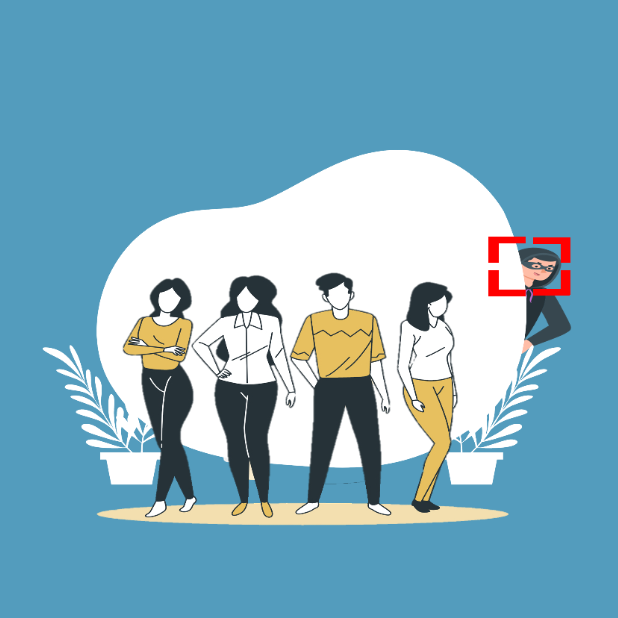
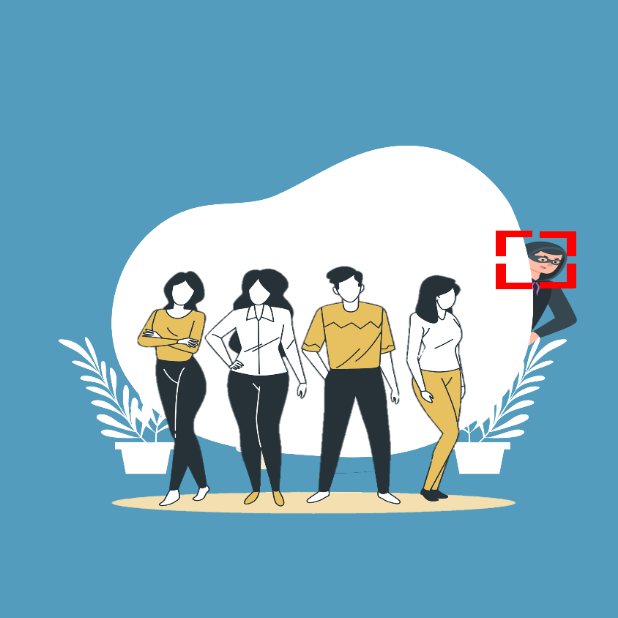
Before and after one commit to Codevier/ReconocimientoFacialUTEQ, an Android app: the Pantalla_Inicio screen opened directly, with no data from a screen before it, on a phone screen of 412 x 824 dp, the top half of it. Run offline under Robolectric (Android 15) with nearby library versions, the phone set to English and light mode, and no system bars; Roboto replaces fonts that are not available here; 1 statement that could not run was skipped.

Commit message:
pantalla_inicio

```diff
--- a/app/src/main/res/layout/activity_pantalla__inicio.xml
+++ b/app/src/main/res/layout/activity_pantalla__inicio.xml
@@ -9,17 +9,17 @@
 
     <ImageView
         android:id="@+id/imgImagenLogo"
-        android:layout_width="wrap_content"
+        android:layout_width="409dp"
         android:layout_height="wrap_content"
         android:layout_alignParentStart="true"
         android:layout_alignParentLeft="true"
         android:layout_alignParentTop="true"
         android:layout_alignParentEnd="true"
-        android:layout_marginStart="-9dp"
-        android:layout_marginLeft="-9dp"
+        android:layout_marginStart="2dp"
+        android:layout_marginLeft="2dp"
 
-        android:layout_marginTop="53dp"
-        android:layout_marginEnd="3dp"
+        android:layout_marginTop="48dp"
+        android:layout_marginEnd="0dp"
         app:srcCompat="@mipmap/rep_app" />
 
     <TextView
```
